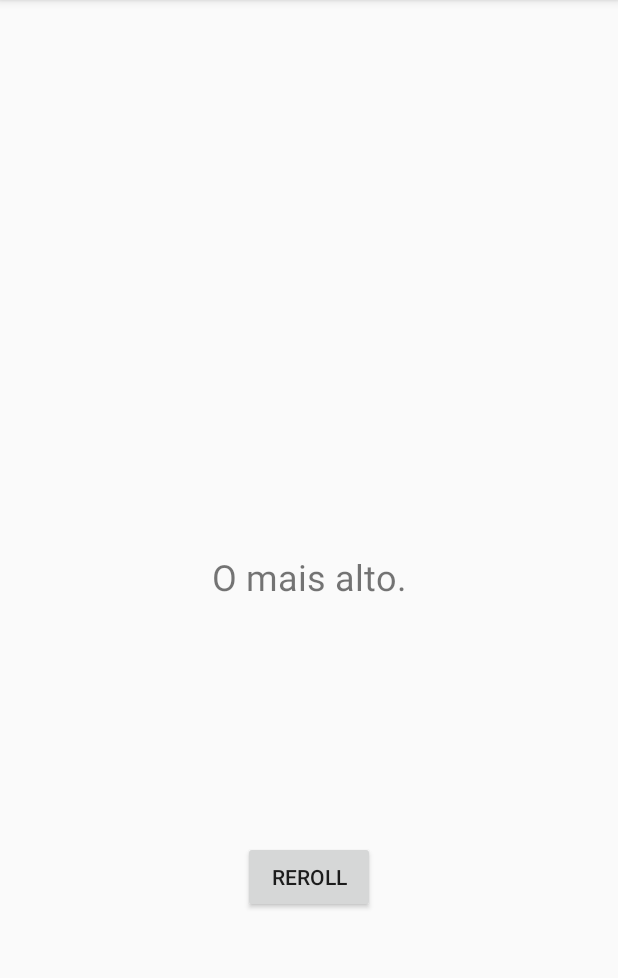
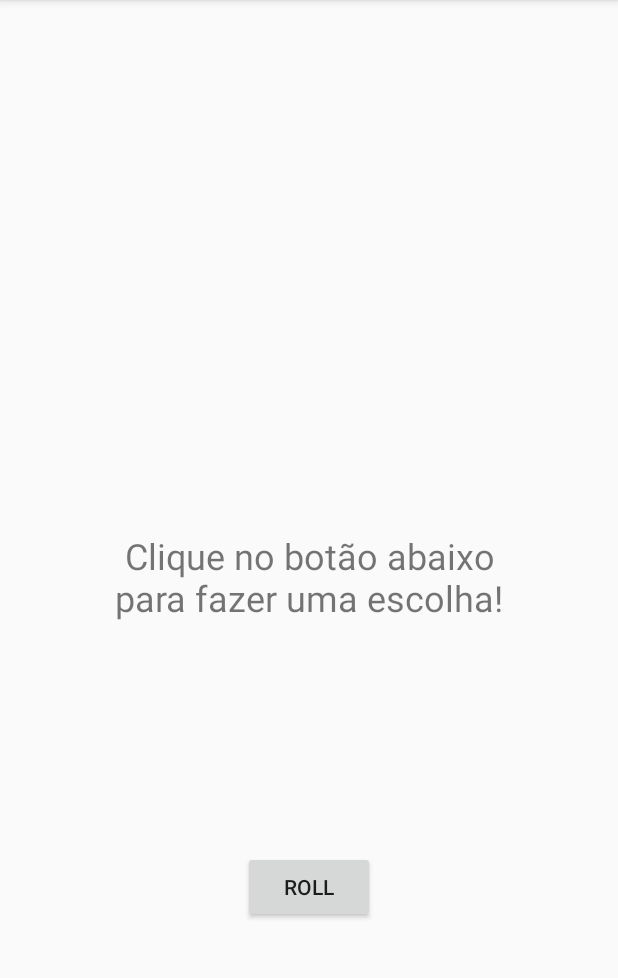
Before and after one commit to meijibr/EscolhaImparcial, an Android app: the screen it shows after launch (MainActivity), on a phone screen of 412 x 824 dp, the part 84-1062 px from its top. Run offline under Robolectric (Android 15) with nearby library versions, the phone set to English and light mode, and no system bars.

Commit message:
atualização 1

```diff
--- a/app/src/main/java/fnj/com/br/escolhaimparcial/Criterios.java
+++ b/app/src/main/java/fnj/com/br/escolhaimparcial/Criterios.java
@@ -1,4 +1,6 @@
 package fnj.com.br.escolhaimparcial;
+
+import android.content.res.Resources;
 
 import java.util.ArrayList;
 import java.util.Collections;
@@ -11,12 +13,106 @@ import java.util.List;
 public class Criterios {
     List<String> criterios;
 
+
     public Criterios(){
         criterios = new ArrayList();
-        criterios.add("O mais alto.");
-        criterios.add("O mais baixo.");
-        criterios.add("O mais gordo.");
-        criterios.add("O mais magro.");
+        /*criterios.add("A pessoa mais alta");
+        criterios.add("A pessoa mais baixa");
+        criterios.add("A pessoa mais gorda");
+        criterios.add("A pessoa mais magra");
+        criterios.add("A pessoa mais velha");
+        criterios.add("A pessoa mais nova");
+        criterios.add("A pessoa com os dentes mais afiados");
+        criterios.add("A pessoa com o cabelo mais comprida");
+        criterios.add("A pessoa careca");
+        criterios.add("A pessoa com as unhas mais compridas");
+        criterios.add("Quem está de camisa/camiseta/blusa vermelha");
+        criterios.add("Quem está de camisa/camiseta/blusa preta");
+        criterios.add("Quem está de camisa/camiseta/blusa verde");
+        criterios.add("Quem está de camisa/camiseta/blusa azul");
+        criterios.add("Quem está de camisa/camiseta/blusa amarela");
+        criterios.add("Quem tem mais dinheiro na carteira");
+        criterios.add("Quem tem menos dinheiro na carteira");
+        criterios.add("O(A) dono(a) da casa");
+        criterios.add("Quem usa óculos com maior grau");
+        criterios.add("Quem mais reprovou na escola/faculdade (finais e conselho são desempates)");
+        criterios.add("Quem mais recentemente andou de trem");
+        criterios.add("Quem mais recentemente andou de avião");
+        criterios.add("Quem mais recentemente andou de barco");
+        criterios.add("Quem é casado a mais tempo");
+        criterios.add("Quem é casado a menos tempo");
+        criterios.add("Quem está encalhado a mais tempo");
+        criterios.add("Quem perdeu a virgindade mais velho");
+        criterios.add("Quem perdeu a virgindade mais novo");
+        criterios.add("Quem fala mais idiomas");
+        criterios.add("Quem tem o maior celular");
+        criterios.add("Quem tem o menor celular");
+        criterios.add("Quem tem o celular mais velho");
+        criterios.add("Quem baixou esse app");
+        criterios.add("Quem mais recentemente encheu a cara");
+        criterios.add("Quem mais recentemente foi à praia");
+        criterios.add("Quem mais recentemente se submeteu a uma cirurgia");
+        criterios.add("Quem trabalha a mais tempo no mesmo lugar");
+        criterios.add("Quem faz aniversário no dia 1");
+        criterios.add("Quem faz aniversário no dia 2");
+        criterios.add("Quem faz aniversário no dia 3");
+        criterios.add("Quem faz aniversário no dia 4");
+        criterios.add("Quem faz aniversário no dia 5");
+        criterios.add("Quem faz aniversário no dia 6");
+        criterios.add("Quem faz aniversário no dia 7");
+        criterios.add("Quem faz aniversário no dia 8");
+        criterios.add("Quem faz aniversário no dia 9");
+        criterios.add("Quem faz aniversário no dia 10");
+        criterios.add("Quem faz aniversário no dia 11");
+        criterios.add("Quem faz aniversário no dia 12");
+        criterios.add("Quem faz aniversário no dia 13");
+        criterios.add("Quem faz aniversário no dia 14");
+        criterios.add("Quem faz aniversário no dia 15");
+        criterios.add("Quem faz aniversário no dia 16");
+        criterios.add("Quem faz aniversário no dia 17");
+        criterios.add("Quem faz aniversário no dia 18");
+        criterios.add("Quem faz aniversário no dia 19");
+        criterios.add("Quem faz aniversário no dia 20");
+        criterios.add("Quem faz aniversário no dia 21");
+        criterios.add("Quem faz aniversário no dia 22");
+        criterios.add("Quem faz aniversário no dia 23");
+        criterios.add("Quem faz aniversário no dia 24");
+        criterios.add("Quem faz aniversário no dia 25");
+        criterios.add("Quem faz aniversário no dia 26");
+        criterios.add("Quem faz aniversário no dia 27");
+        criterios.add("Quem faz aniversário no dia 28");
+        criterios.add("Quem faz aniversário no dia 29");
+        criterios.add("Quem faz aniversário no dia 30");
+        criterios.add("Quem faz aniversário no dia 31");
+        criterios.add("Quem faz aniversário em Janeiro");
+        criterios.add("Quem faz aniversário em Fevereiro");
+        criterios.add("Quem faz aniversário em Março");
+        criterios.add("Quem faz aniversário em Abril");
+        criterios.add("Quem faz aniversário em Maio");
+        criterios.add("Quem faz aniversário em Junho");
+        criterios.add("Quem faz aniversário em Julho");
+        criterios.add("Quem faz aniversário em Agosto");
+        criterios.add("Quem faz aniversário em Setembro");
+        criterios.add("Quem faz aniversário em Outubro");
+        criterios.add("Quem faz aniversário em Novembro");
+        criterios.add("Quem faz aniversário em Dezembro");
+        criterios.add("Quem tem a maior barba");
+        criterios.add("Quem tem o maior pé");
+        criterios.add("Quem tem o menor pé");
+        criterios.add("Número do telefone terminado em 0");
+        criterios.add("Número do telefone terminado em 1");
+        criterios.add("Número do telefone terminado em 2");
+        criterios.add("Número do telefone terminado em 3");
+        criterios.add("Número do telefone terminado em 4");
+        criterios.add("Número do telefone terminado em 5");
+        criterios.add("Número do telefone terminado em 6");
+        criterios.add("Número do telefone terminado em 7");
+        criterios.add("Número do telefone terminado em 8");
+        criterios.add("Número do telefone terminado em 9");*/
+    }
+
+    public void addCriterio(String crit) {
+        criterios.add(crit);
     }
 
     public String getCriterio() {
--- a/app/src/main/java/fnj/com/br/escolhaimparcial/MainActivity.java
+++ b/app/src/main/java/fnj/com/br/escolhaimparcial/MainActivity.java
@@ -1,5 +1,6 @@
 package fnj.com.br.escolhaimparcial;
 
+import android.content.res.Resources;
 import android.support.v7.app.AppCompatActivity;
 import android.os.Bundle;
 import android.view.View;
@@ -21,16 +22,27 @@ public class MainActivity extends AppCompatActivity {
 
         criterios = new Criterios();
 
+        Resources res = getResources();
+        String[] criteriosString = res.getStringArray(R.array.criteria);
+/*        for(int i = 0; i < 93; i++) {
+            criterios.addCriterio(criteriosString[i]);
+        }*/
+        for(String s: criteriosString) {
+            criterios.addCriterio(s);
+        }
+
 
         criterioTextView = (TextView) findViewById(R.id.criterioTextView);
         rerollButton = (Button) findViewById(R.id.rerollButton);
 
-        criterioTextView.setText(criterios.getCriterio());
+        rerollButton.setText("Roll");
+        //criterioTextView.setText(criterios.getCriterio());
 
         rerollButton.setOnClickListener(new View.OnClickListener() {
             @Override
             public void onClick(View view) {
                 criterioTextView.setText(criterios.getCriterio());
+                rerollButton.setText("Reroll");
             }
         });
     }
--- a/app/src/main/res/layout/activity_main.xml
+++ b/app/src/main/res/layout/activity_main.xml
@@ -9,9 +9,11 @@
 
     <TextView
         android:id="@+id/criterioTextView"
-        android:layout_width="368dp"
+        android:layout_width="269dp"
         android:layout_height="wrap_content"
-        android:text="@string/app_name"
+        android:layout_marginEnd="16dp"
+        android:layout_marginStart="16dp"
+        android:text="@string/inicial"
         android:textAlignment="center"
         android:textSize="24sp"
         app:layout_constraintBottom_toBottomOf="parent"
--- a/app/src/main/res/values/strings.xml
+++ b/app/src/main/res/values/strings.xml
@@ -1,3 +1,99 @@
 <resources>
     <string name="app_name">EscolhaImparcial</string>
+    <string name="inicial">Clique no botão abaixo para fazer uma escolha!</string>
+    <string-array name="criteria">
+        <item>"A pessoa mais alta"</item>
+        <item>"A pessoa mais baixa"</item>
+        <item>"A pessoa mais gorda"</item>
+        <item>"A pessoa mais magra"</item>
+        <item>"A pessoa mais velha"</item>
+        <item>"A pessoa mais nova"</item>
+        <item>"A pessoa com os dentes mais afiados"</item>
+        <item>"A pessoa com o cabelo mais comprida"</item>
+        <item>"A pessoa careca"</item>
+        <item>"A pessoa com as unhas mais compridas"</item>
+        <item>"Quem está de camisa/camiseta/blusa vermelha"</item>
+        <item>"Quem está de camisa/camiseta/blusa preta"</item>
+        <item>"Quem está de camisa/camiseta/blusa verde"</item>
+        <item>"Quem está de camisa/camiseta/blusa azul"</item>
+        <item>"Quem está de camisa/camiseta/blusa amarela"</item>
+        <item>"Quem tem mais dinheiro na carteira"</item>
+        <item>"Quem tem menos dinheiro na carteira"</item>
+        <item>"O(A) dono(a) da casa"</item>
+        <item>"Quem usa óculos com maior grau"</item>
+        <item>"Quem mais reprovou na escola/faculdade (finais e conselho são desempates)"</item>
+        <item>"Quem mais recentemente andou de trem"</item>
+        <item>"Quem mais recentemente andou de avião"</item>
+        <item>"Quem mais recentemente andou de barco"</item>
+        <item>"Quem é casado a mais tempo"</item>
+        <item>"Quem é casado a menos tempo"</item>
+        <item>"Quem está encalhado a mais tempo"</item>
+        <item>"Quem perdeu a virgindade mais velho"</item>
+        <item>"Quem perdeu a virgindade mais novo"</item>
+        <item>"Quem fala mais idiomas"</item>
+        <item>"Quem tem o maior celular"</item>
+        <item>"Quem tem o menor celular"</item>
+        <item>"Quem tem o celular mais velho"</item>
+        <item>"Quem baixou esse app"</item>
+        <item>"Quem mais recentemente encheu a cara"</item>
+        <item>"Quem mais recentemente foi à praia"</item>
+        <item>"Quem mais recentemente se submeteu a uma cirurgia"</item>
+        <item>"Quem trabalha a mais tempo no mesmo lugar"</item>
+        <item>"Quem faz aniversário no dia 1"</item>
+        <item>"Quem faz aniversário no dia 2"</item>
+        <item>"Quem faz aniversário no dia 3"</item>
+        <item>"Quem faz aniversário no dia 4"</item>
+        <item>"Quem faz aniversário no dia 5"</item>
+        <item>"Quem faz aniversário no dia 6"</item>
+        <item>"Quem faz aniversário no dia 7"</item>
+        <item>"Quem faz aniversário no dia 8"</item>
+        <item>"Quem faz aniversário no dia 9"</item>
+        <item>"Quem faz aniversário no dia 10"</item>
+        <item>"Quem faz aniversário no dia 11"</item>
+        <item>"Quem faz aniversário no dia 12"</item>
+        <item>"Quem faz aniversário no dia 13"</item>
+        <item>"Quem faz aniversário no dia 14"</item>
+        <item>"Quem faz aniversário no dia 15"</item>
+        <item>"Quem faz aniversário no dia 16"</item>
+        <item>"Quem faz aniversário no dia 17"</item>
+        <item>"Quem faz aniversário no dia 18"</item>
+        <item>"Quem faz aniversário no dia 19"</item>
+        <item>"Quem faz aniversário no dia 20"</item>
+        <item>"Quem faz aniversário no dia 21"</item>
+        <item>"Quem faz aniversário no dia 22"</item>
+        <item>"Quem faz aniversário no dia 23"</item>
+        <item>"Quem faz aniversário no dia 24"</item>
+        <item>"Quem faz aniversário no dia 25"</item>
+        <item>"Quem faz aniversário no dia 26"</item>
+        <item>"Quem faz aniversário no dia 27"</item>
+        <item>"Quem faz aniversário no dia 28"</item>
+        <item>"Quem faz aniversário no dia 29"</item>
+        <item>"Quem faz aniversário no dia 30"</item>
+        <item>"Quem faz aniversário no dia 31"</item>
+        <item>"Quem faz aniversário em Janeiro"</item>
+        <item>"Quem faz aniversário em Fevereiro"</item>
+        <item>"Quem faz aniversário em Março"</item>
+        <item>"Quem faz aniversário em Abril"</item>
+        <item>"Quem faz aniversário em Maio"</item>
+        <item>"Quem faz aniversário em Junho"</item>
+        <item>"Quem faz aniversário em Julho"</item>
+        <item>"Quem faz aniversário em Agosto"</item>
+        <item>"Quem faz aniversário em Setembro"</item>
+        <item>"Quem faz aniversário em Outubro"</item>
+        <item>"Quem faz aniversário em Novembro"</item>
+        <item>"Quem faz aniversário em Dezembro"</item>
+        <item>"Quem tem a maior barba"</item>
+        <item>"Quem tem o maior pé"</item>
+        <item>"Quem tem o menor pé"</item>
+        <item>"Número do telefone terminado em 0"</item>
+        <item>"Número do telefone terminado em 1"</item>
+        <item>"Número do telefone terminado em 2"</item>
+        <item>"Número do telefone terminado em 3"</item>
+        <item>"Número do telefone terminado em 4"</item>
+        <item>"Número do telefone terminado em 5"</item>
+        <item>"Número do telefone terminado em 6"</item>
+        <item>"Número do telefone terminado em 7"</item>
+        <item>"Número do telefone terminado em 8"</item>
+        <item>"Número do telefone terminado em 9"</item>
+    </string-array>
 </resources>
--- a/build.gradle
+++ b/build.gradle
@@ -7,7 +7,7 @@ buildscript {
         jcenter()
     }
     dependencies {
-        classpath 'com.android.tools.build:gradle:3.0.0'
+        classpath 'com.android.tools.build:gradle:3.0.1'
 
 
         // NOTE: Do not place your application dependencies here; they belong
```
Also changed, not shown: 3 other files.
